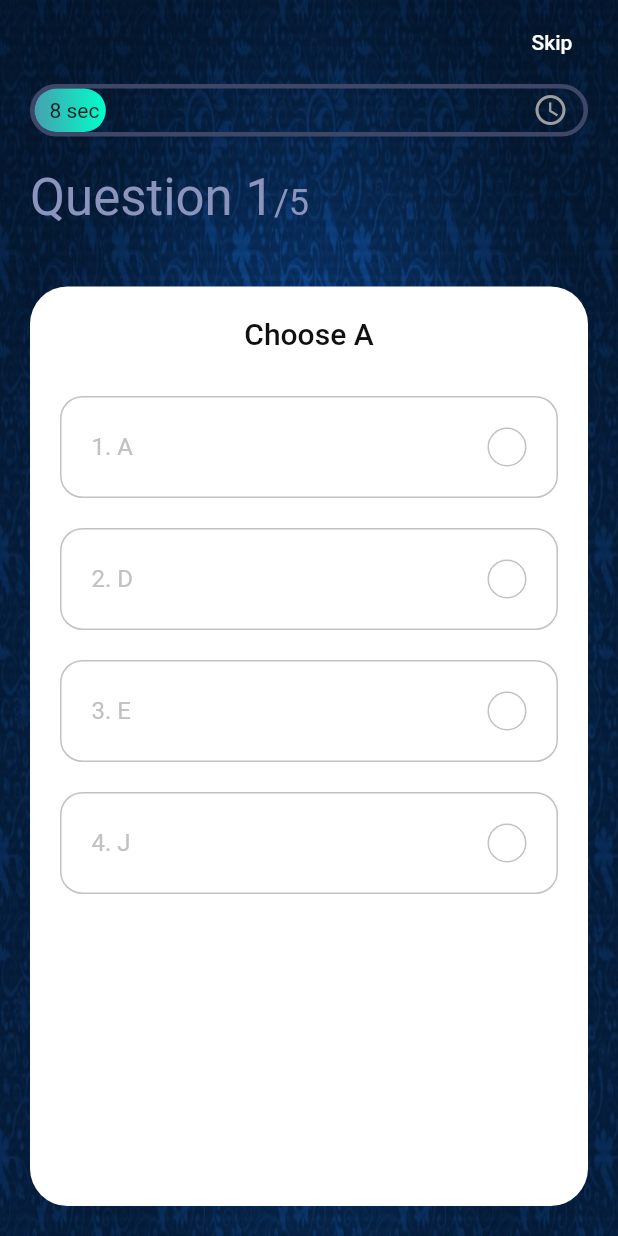
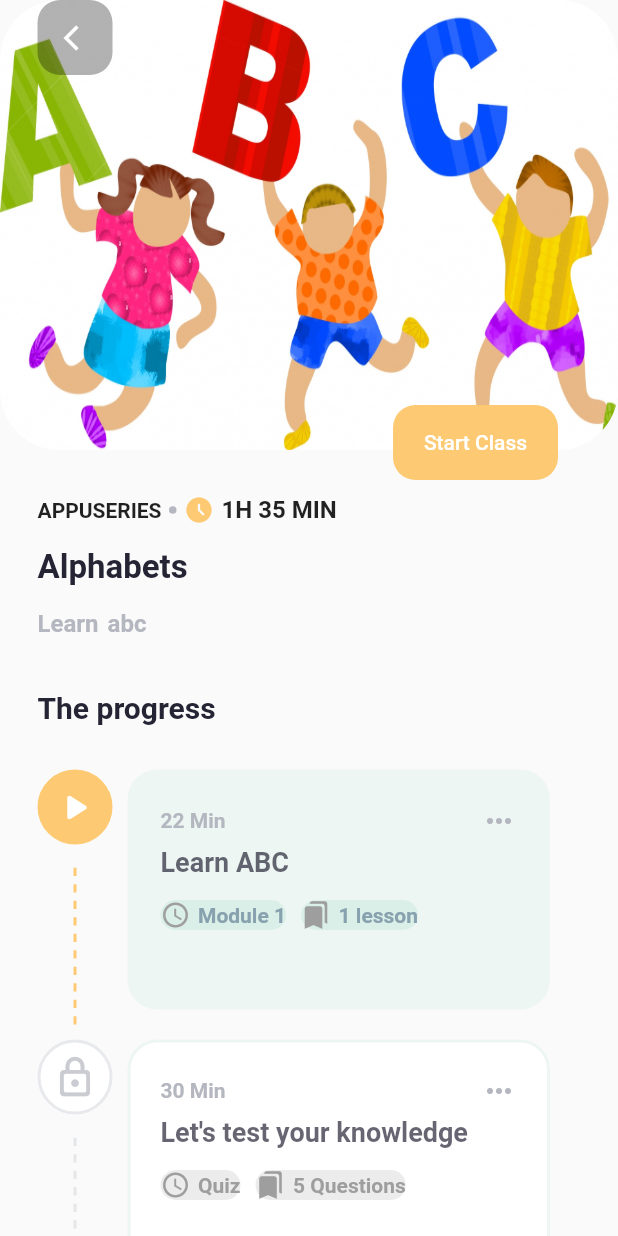
Before and after one commit to Apreksha/Ionathon, a Flutter app: the screen it shows after launch, on a phone screen of 412 x 824 dp. Run offline on Flutter 3.47's test engine with Material 2 defaults, Android fonts, the phone set to English and light mode, and no system bars; our stand-ins replace cloud_firestore, firebase_auth, firebase_core, flutter_spinkit, fluttertoast, get and 2 more; missing offline and left inert: matrix4_transform, particles_flutter; accounts and stored records are empty.

Commit message:
Topic pushed

```diff
--- a/lib/colorScheme.dart
+++ b/lib/colorScheme.dart
@@ -9,6 +9,14 @@ const kGreenColor = Color(0xFF6AC259);
 const kRedColor = Color(0xFFE92E30);
 const kGrayColor = Color(0xFFC1C1C1);
 const kBlackColor = Color(0xFF101010);
+const Color kBackground=Color(0xFFFCFCFC);
+const Color kPrimaryLight=Color(0xFFEDF6F3);
+const Color kPrimary=Color(0xFFDAEFE8);
+const Color kPrimaryDark=Color(0xFF88A1AE);
+const Color kAccent=Color(0xFFFDCA73);
+const Color kFont=Color(0xFF252435);
+const Color kFontLight=Color(0xFFB4B7BF);
+
 const kPrimaryGradient = LinearGradient(
   colors: [Color(0xFF46A0AE), Color(0xFF00FFCB)],
   begin: Alignment.centerLeft,
--- a/lib/main.dart
+++ b/lib/main.dart
@@ -6,6 +6,7 @@ import 'package:ionathon/customDrawer.dart';
 import 'package:ionathon/dashboard.dart';
 import 'package:ionathon/offsetProvider.dart';
 import 'package:ionathon/quiz.dart';
+import 'package:ionathon/topicpage.dart';
 import 'package:provider/provider.dart';
 import 'package:syncfusion_flutter_charts/charts.dart';
 
@@ -16,7 +17,7 @@ void main() async{
       providers: [
         ChangeNotifierProvider(create: (_)=> offsetProvider())
         ],
-      child: const MyApp()));
+      child:  MyApp()));
   SystemChrome.setPreferredOrientations([
     DeviceOrientation.portraitUp,
     DeviceOrientation.portraitDown
@@ -29,7 +30,7 @@ void main() async{
 }
 
 class MyApp extends StatelessWidget {
-  const MyApp({Key? key}) : super(key: key);
+  //const MyApp({Key? key}) : super(key: key);
   // This widget is the root of your application.
   @override
   Widget build(BuildContext context) {
@@ -39,7 +40,7 @@ class MyApp extends StatelessWidget {
       theme: ThemeData(
         primarySwatch: Colors.green,
       ),
-      home:Quiz(),
+      home:Topic(),
     );
   }
 }
--- /dev/null
+++ b/lib/topicpage.dart
@@ -0,0 +1,317 @@
+import 'package:flutter/material.dart';
+import 'package:ionathon/colorScheme.dart';
+
+class Topic extends StatelessWidget {
+  @override
+  Widget build(BuildContext context) {
+    return Scaffold(
+      body: SingleChildScrollView(
+        child: Column(
+          mainAxisSize: MainAxisSize.min,
+          children: [CustomAppBar(),
+          CourseDescription(),
+          Course_Progress()],
+        ),
+      ),
+    );
+  }
+}
+
+
+class CustomAppBar extends StatelessWidget {
+
+  @override
+  Widget build(BuildContext context) {
+    return Container(
+       child: Stack(
+         children: [
+           Column(
+             children: [
+               Container(
+                 decoration: BoxDecoration(
+                   borderRadius: BorderRadius.circular(40)
+                 ),
+                 height: 300,
+                 child: ClipRRect(borderRadius: BorderRadius.circular(40),
+                 child: Image.asset("assets/abc.jpg",fit: BoxFit.fill,),),
+               ),
+               Container(
+                 height: 20,
+               )
+             ],
+           ),
+           Positioned(
+             bottom: 0,
+             right: 40,
+             child: Container(
+               height: 50,
+               width: 110,
+               child: ElevatedButton(
+                 style: ElevatedButton.styleFrom(
+                   primary: kAccent,
+                   elevation: 0,
+                   shape: RoundedRectangleBorder(
+                     borderRadius: BorderRadius.circular(15)
+                   ),
+                 ),
+                 onPressed: (){},
+                 child: Text('Start Class'),
+               ),
+             ),
+           ),
+           Positioned(
+             top: MediaQuery.of(context).padding.top,
+               left: 25,
+               child: Container(
+                 height: 50,
+                 width: 50,
+                 padding: EdgeInsets.only(left: 5),
+                 decoration: BoxDecoration(
+                   color: Colors.black.withOpacity(0.3),
+                   borderRadius: BorderRadius.circular(15)
+                 ),
+                 child: IconButton(
+                   icon: Icon(Icons.arrow_back_ios,color: Colors.white,),
+                   iconSize: 20,
+                   onPressed: ()=>Navigator.of(context).pop(),
+                 ),
+               )
+           ),
+
+         ],
+       )
+    );
+  }
+}
+
+class CourseDescription extends StatelessWidget {
+
+  @override
+  Widget build(BuildContext context) {
+    return Container(
+      padding: EdgeInsets.symmetric(horizontal: 25,vertical: 10),
+      child: Column(
+        crossAxisAlignment: CrossAxisAlignment.start,
+        children: [
+          Row(
+            children: [
+              Text("APPUSERIES",style: TextStyle(fontWeight: FontWeight.bold),),
+              Container(height: 5,
+              margin: EdgeInsets.symmetric(horizontal: 5),
+              width: 5,
+              decoration: BoxDecoration(
+                color: kFontLight,
+                shape: BoxShape.circle
+              ),
+              ),
+              Icon(Icons.access_time_filled,
+              size: 20,
+              color: kAccent,),
+              SizedBox(width: 5,),
+              Text('1H 35 MIN',
+              style: TextStyle(
+                fontWeight: FontWeight.bold,
+                fontSize: 16
+              ),)
+            ],
+          ),
+          SizedBox(height: 15,),
+          Text('Alphabets',style: TextStyle(
+            fontSize: 22,
+            fontWeight: FontWeight.bold,color: kFont
+          ),),
+          SizedBox(height: 15,),
+          Text('Learn abc',style: TextStyle(
+            wordSpacing: 2,
+            fontWeight: FontWeight.bold,
+            fontSize: 16,
+            color: kFontLight
+          ),)
+        ],
+      ),
+    );
+  }
+}
+
+class Course_Progress extends StatelessWidget {
+  final modulesList=Module.generateModules();
+
+  @override
+  Widget build(BuildContext context) {
+    return Container(
+      padding: EdgeInsets.all(25),
+      child: Column(
+        children: [
+          Row(
+            mainAxisAlignment: MainAxisAlignment.spaceBetween,
+            children: [
+              Text('The progress',style: TextStyle(
+                fontSize: 20,
+                fontWeight: FontWeight.bold,
+                color: kFont
+              ),),
+            ],
+          ),
+          SizedBox(height: 20,),
+          ...modulesList.map((e) => CourseModule(e)).toList()
+        ],
+      ),
+    );
+  }
+}
+
+class Module{
+  late Color iconBorder;
+  late Color iconBg;
+  late Color iconColor;
+  late IconData icon;
+  late String title;
+  late String desc;
+  late Color moduleBorder;
+  late Color moduleBg;
+  late Color buttonColor;
+  late Color buttonFont;
+  late String time;
+  late String lesson;
+
+  Module(
+      this.iconBorder,this.iconBg,this.iconColor,this.icon,
+      this.time,this.desc,this.moduleBorder,this.moduleBg,
+      this.buttonColor,this.buttonFont,this.title,this.lesson
+      );
+
+  static List<Module> generateModules(){
+    return [
+      Module(kAccent,
+          kAccent,
+          Colors.white,
+          Icons.play_arrow_rounded,
+          'Module 1',
+          'Learn ABC',
+          kPrimaryLight,
+          kPrimaryLight,
+          kPrimary,
+          kPrimaryDark,
+          '22 Min',
+          '1 lesson'),
+
+      Module(kFontLight.withOpacity(0.3),
+          Colors.white,
+          kFontLight.withOpacity(0.7),
+          Icons.lock_outline_rounded,
+          'Quiz',
+          "Let's test your knowledge",
+          kPrimaryLight,
+          Colors.white,
+          Colors.grey.withOpacity(0.2),
+          Colors.grey,
+          '30 Min',
+          '5 Questions'),
+
+    ];
+  }
+}
+
+class CourseModule extends StatelessWidget {
+  final Module module;
+  CourseModule(this.module);
+
+  @override
+  Widget build(BuildContext context) {
+    return Container(
+      height: 180,
+      child: Row(
+        children: [
+          Flexible(flex: 1,
+          child: Container(
+            child: Column(
+              children: [
+                Container(
+                  margin: EdgeInsets.symmetric(vertical: 10),
+                  padding:EdgeInsets.all(8),
+                  decoration: BoxDecoration(
+                    border: Border.all(color: module.iconBorder,
+                    width: 2,),
+                    color: module.iconBg,
+                    shape: BoxShape.circle
+                  ),
+                  child: Icon(module.icon,size: 30,color: module.iconColor,),
+                ),
+                Expanded(child: Column(
+                  children:
+                    List.generate(20, (index) => Expanded(
+                      child: Container(
+                        width: 2,
+                        color: index%2==0?Colors.transparent:module.iconBorder,
+                      ),
+                    ))
+                ))
+              ],
+            )
+          ),),
+          Flexible(flex: 5,child: GestureDetector(
+            onTap: (){print('tap');},
+            child: Container(
+              margin: EdgeInsets.all(10),
+              padding: EdgeInsets.all(20),
+              decoration: BoxDecoration(
+                border: Border.all(color: module.moduleBorder,width: 2),
+                color: module.moduleBg,
+                borderRadius: BorderRadius.circular(20)
+              ),
+              child: Column(
+                crossAxisAlignment: CrossAxisAlignment.start,
+                children: [
+                  Row(
+                    mainAxisAlignment: MainAxisAlignment.spaceBetween,
+                    children: [
+                      Text(
+                        module.title,
+                        textAlign: TextAlign.start,
+                        style: TextStyle(
+                          color: kFontLight,
+                          fontWeight: FontWeight.bold
+                        ),
+                      ),
+                      Icon(Icons.more_horiz,color: kFontLight,)
+                    ],
+                  ),
+                  SizedBox(height: 5,),
+                  Text(module.desc,
+                  style: TextStyle(
+                    fontSize: 18,
+                    color: kFont.withOpacity(0.7),
+                    fontWeight: FontWeight.bold
+                  ),),
+                  SizedBox(height: 15,),
+                  Row(
+                    children: [_buildButton(Icons.access_time, module.time),
+                      SizedBox(width: 10,),
+                      _buildButton(Icons.bookmarks, module.lesson)],
+                  )
+                ],
+              ),
+            ),
+          ),)
+        ],
+      ),
+    );
+  }
+
+  _buildButton(IconData icon,String text){
+    return Container(
+      decoration: BoxDecoration(
+        color: module.buttonColor,
+        borderRadius: BorderRadius.circular(20)
+      ),
+      child: Row(
+        children: [
+          Icon(icon,size: 20,color:Colors.grey.shade500),// module.buttonColor,),
+          SizedBox(width: 5,),
+          Text(text,style: TextStyle(color: module.buttonFont,
+          fontWeight: FontWeight.bold),)
+        ],
+      ),
+    );
+  }
+}
--- a/pubspec.yaml
+++ b/pubspec.yaml
@@ -58,6 +58,8 @@ flutter:
     - assets/social-science.png
     - assets/boy1Big.png
     - assets/bg.jpg
+    - assets/abc.jpg
+    - assets/author.png
 
   fonts:
     - family: circe
```
Also changed, not shown: assets/abc.jpg (added), assets/author.png (added).
